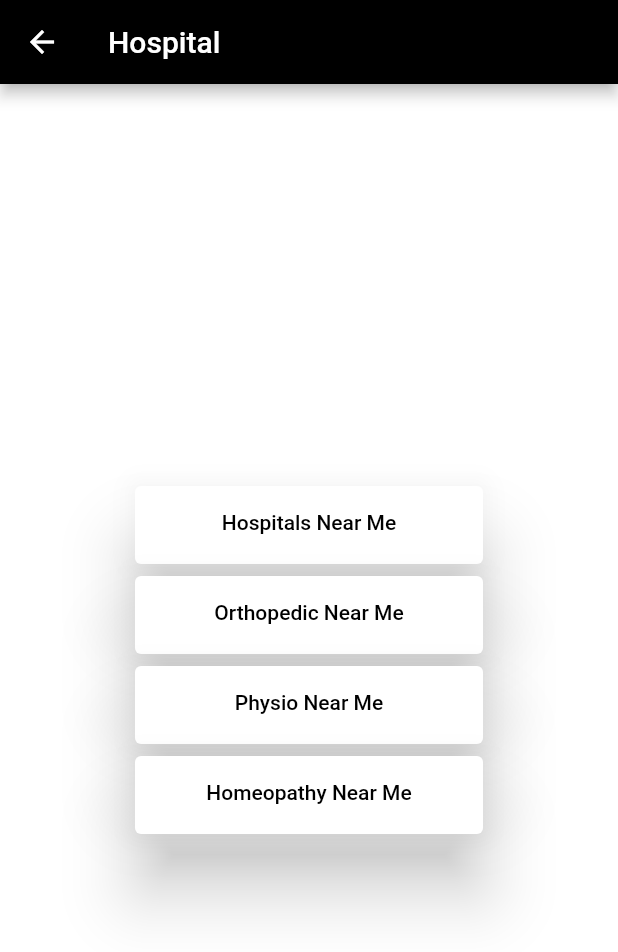
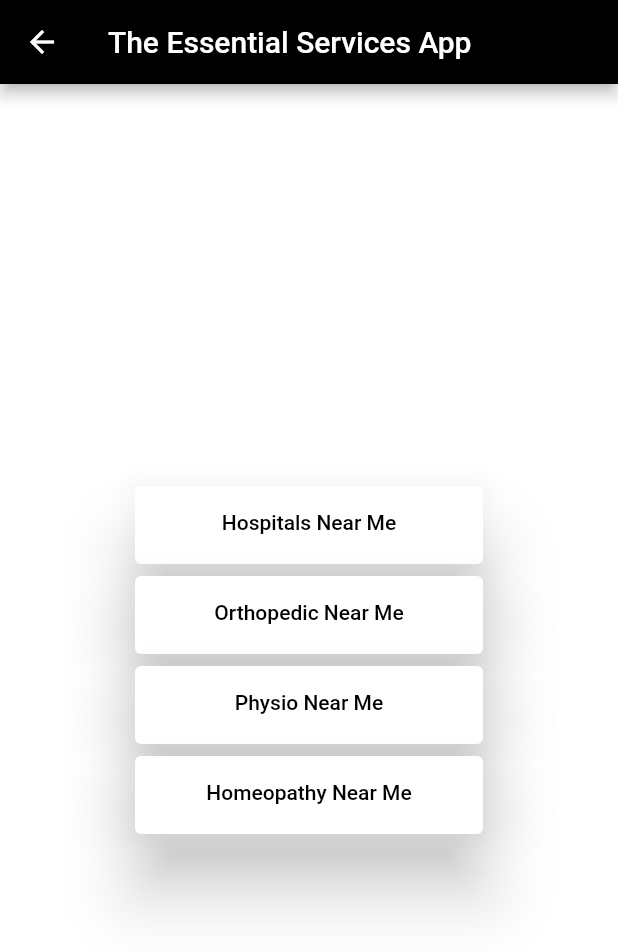
Before and after one commit to vedantpople4/essentialsapp, a Flutter app: the screen it shows after launch, after a tap on "Hospital", on a phone screen of 412 x 824 dp. Shown: the top 952 px of the screen. Run offline on Flutter 3.47's test engine with Material 2 defaults, Android fonts, the phone set to English and light mode, and no system bars.

Commit message:
About Us page update

```diff
--- a/essentialsapp/lib/Service1.dart
+++ b/essentialsapp/lib/Service1.dart
@@ -43,7 +43,7 @@ class Service1 extends StatelessWidget{
     return new Scaffold(
       backgroundColor: Colors.white,
       appBar: AppBar(
-        title: const Text('Hospital'),
+        title: const Text('The Essential Services App'),
         backgroundColor: Colors.black,
       ),
       body: new Center(
--- a/essentialsapp/lib/main.dart
+++ b/essentialsapp/lib/main.dart
@@ -4,6 +4,8 @@ import 'package:essentialsapp/Service2.dart';
 import 'package:essentialsapp/Service3.dart';
 import 'package:essentialsapp/Service4.dart';
 import 'package:essentialsapp/TodoList.dart';
+import 'package:essentialsapp/Aboutus.dart';
+import 'package:essentialsapp/Contactus.dart';
 import 'package:url_launcher/url_launcher.dart';
 
 launchroute() async {
@@ -33,7 +35,6 @@ sendmails() async {
   }
 }
 
-
 void main() {
   runApp(MyApp());
 }
@@ -60,6 +61,61 @@ class HomePage extends StatelessWidget{
       appBar: AppBar(
         title: const Text('The Essential Services App'),
         backgroundColor: Colors.black,
+
+      ),
+      drawer: Container(
+        width: 200,
+        child: Drawer(
+          child: ListView(
+            padding: EdgeInsets.zero,
+            children: <Widget>[
+              DrawerHeader(
+                child : Column(
+                  children: <Widget>[
+                    Image(
+                      image: AssetImage('images/applogo.jpg'),
+                      height: 100,
+                      width: 100,
+                    ),
+                    Text('Essential Services App'),
+                  ],
+                ),
+                decoration: BoxDecoration(
+                  color: Colors.white,
+                ),
+              ),
+              TextButton(
+                onPressed: (){
+                  Navigator.push(context, MaterialPageRoute(
+                      builder: (context)=> Aboutus())
+                  );
+                },
+                child: Text('About the App'),
+                style: TextButton.styleFrom(
+                    primary: Colors.black
+                ),
+              ),
+              TextButton(
+                onPressed: (){
+                  Navigator.push(context, MaterialPageRoute(
+                      builder: (context)=> Contactus())
+                  );
+                },
+                child: Text('About the Team'),
+                style: TextButton.styleFrom(
+                    primary: Colors.black
+                ),
+              ),
+              TextButton(
+                onPressed: () => sendmails(),
+                child: Text('Send Feedback'),
+                style: TextButton.styleFrom(
+                    primary: Colors.black
+                ),
+              ),
+            ],
+          ),
+        ),
       ),
       body: new Center(
         child: Card(
@@ -270,30 +326,6 @@ class HomePage extends StatelessWidget{
                   ),
                 ],
               ),
-              Row(
-                mainAxisAlignment: MainAxisAlignment.center,
-                crossAxisAlignment: CrossAxisAlignment.center,
-                children: <Widget>[
-                  Container(
-                    height: 56,
-                    width: 280,
-                    child: Card(
-                      elevation : 20,
-                      child: Column(
-                        children: <Widget>[
-                          TextButton(
-                            onPressed: () => sendmails(),
-                            child: Text('Send Feedback'),
-                            style: TextButton.styleFrom(
-                                primary: Colors.black
-                            ),
-                          )
-                        ],
-                      ),
-                    ),
-                  ),
-                ],
-              ),
             ],
           ),
         ),
```
Also changed, not shown: essentialsapp/lib/Aboutus.dart (added, +33 -0 lines), essentialsapp/lib/Contactus.dart (added, +167 -0 lines), essentialsapp/images/abhay.jpg (added), essentialsapp/images/applogo.jpg (added), essentialsapp/images/vedant.jpg (added), essentialsapp/images/vishnu.jpg (added).
